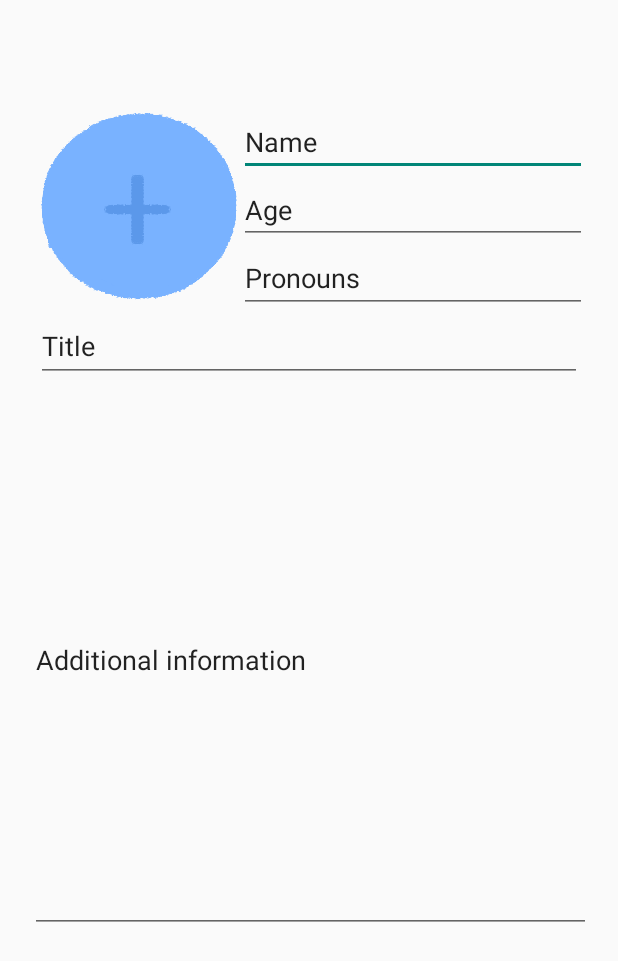
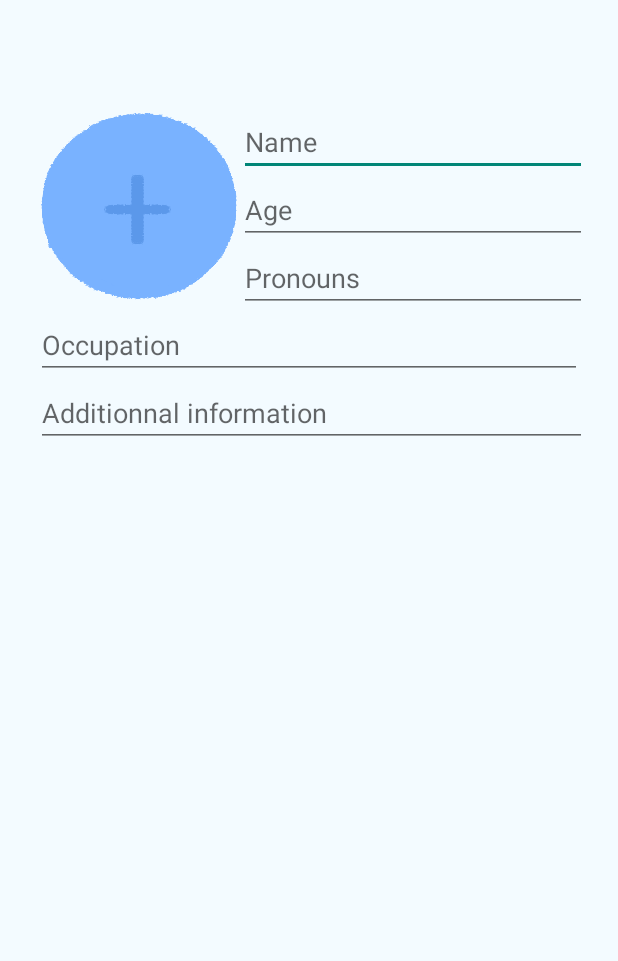
Before and after one commit to TheMage101/H22-GR5-who-did-that, an Android app: the MenuCreationPersonne screen opened directly, with no data from a screen before it, on a phone screen of 412 x 824 dp. Shown: the top 961 px of the screen. Run offline under Robolectric (Android 15) with nearby library versions, the phone set to English and light mode, and no system bars.

Commit message:
message + profile
modiified slightly profil creation

added ui messages

```diff
--- a/Project/app/src/main/res/layout/activity_menu_creation_personne.xml
+++ b/Project/app/src/main/res/layout/activity_menu_creation_personne.xml
@@ -4,11 +4,12 @@
     xmlns:tools="http://schemas.android.com/tools"
     android:layout_width="match_parent"
     android:layout_height="match_parent"
-    android:backgroundTint="#BAF0FF"
+    android:background="#F3FBFF"
+    android:backgroundTint="#F3FBFF"
     tools:context=".MenuCreationPersonne">
 
     <Button
-        android:id="@+id/button7"
+        android:id="@+id/button_add_pfp"
         android:layout_width="135dp"
         android:layout_height="135dp"
         android:layout_marginStart="24dp"
@@ -23,71 +24,69 @@
         android:layout_width="232dp"
         android:layout_height="45dp"
         android:ems="10"
+        android:hint="Name"
         android:inputType="textPersonName"
-        android:text="Name"
-        app:layout_constraintStart_toEndOf="@+id/button7"
-        app:layout_constraintTop_toTopOf="@+id/button7" />
+        app:layout_constraintEnd_toEndOf="parent"
+        app:layout_constraintHorizontal_bias="0.0"
+        app:layout_constraintStart_toEndOf="@+id/button_add_pfp"
+        app:layout_constraintTop_toTopOf="@+id/button_add_pfp" />
 
     <EditText
         android:id="@+id/editTextPersonAge"
         android:layout_width="232dp"
         android:layout_height="45dp"
         android:ems="10"
+        android:hint="Age"
         android:inputType="textPersonName"
-        android:text="Age"
-        app:layout_constraintStart_toEndOf="@+id/button7"
+        app:layout_constraintEnd_toEndOf="@+id/editTextPersonName"
+        app:layout_constraintStart_toEndOf="@+id/button_add_pfp"
         app:layout_constraintTop_toBottomOf="@+id/editTextPersonName" />
 
     <EditText
         android:id="@+id/editTextPersonPronounsa"
         android:layout_width="232dp"
-        android:layout_height="46dp"
+        android:layout_height="45dp"
         android:ems="10"
+        android:hint="Pronouns"
         android:inputType="textPersonName"
-        android:text="Pronouns"
-        app:layout_constraintStart_toEndOf="@+id/button7"
+        app:layout_constraintEnd_toEndOf="@+id/editTextPersonName"
+        app:layout_constraintStart_toEndOf="@+id/button_add_pfp"
         app:layout_constraintTop_toBottomOf="@+id/editTextPersonAge" />
+
+    <EditText
+        android:id="@+id/editTextTextPersonName4"
+        android:layout_width="0dp"
+        android:layout_height="45dp"
+        android:layout_marginEnd="3dp"
+        android:ems="10"
+        android:hint="Occupation"
+        android:inputType="textPersonName"
+        app:layout_constraintEnd_toEndOf="@+id/editTextPersonName"
+        app:layout_constraintStart_toStartOf="@+id/button_add_pfp"
+        app:layout_constraintTop_toBottomOf="@+id/button_add_pfp" />
 
     <ScrollView
         android:id="@+id/scrollView2"
-        android:layout_width="391dp"
-        android:layout_height="357dp"
+        android:layout_width="0dp"
+        android:layout_height="376dp"
         android:layout_marginBottom="20dp"
         app:layout_constraintBottom_toBottomOf="parent"
-        app:layout_constraintEnd_toEndOf="parent"
-        app:layout_constraintHorizontal_bias="0.571"
-        app:layout_constraintStart_toStartOf="parent"
+        app:layout_constraintEnd_toEndOf="@+id/editTextPersonName"
+        app:layout_constraintHorizontal_bias="0.0"
+        app:layout_constraintStart_toStartOf="@+id/button_add_pfp"
         app:layout_constraintTop_toBottomOf="@+id/editTextTextPersonName4"
         app:layout_constraintVertical_bias="0.0">
 
-        <LinearLayout
+        <EditText
+            android:id="@+id/editTextTextMultiLine2"
             android:layout_width="match_parent"
             android:layout_height="wrap_content"
-            android:orientation="vertical" />
-
-
+            android:ems="10"
+            android:gravity="start|top"
+            android:hint="Additionnal information"
+            android:inputType="textMultiLine"
+            app:layout_constraintEnd_toEndOf="parent"
+            app:layout_constraintStart_toStartOf="parent" />
     </ScrollView>
 
-    <EditText
-        android:id="@+id/editTextTextPersonName4"
-        android:layout_width="364dp"
-        android:layout_height="47dp"
-        android:ems="10"
-        android:inputType="textPersonName"
-        android:text="Title"
-        app:layout_constraintStart_toStartOf="@+id/button7"
-        app:layout_constraintTop_toBottomOf="@+id/button7" />
-
-    <EditText
-        android:id="@+id/editTextTextPersonName5"
-        android:layout_width="374dp"
-        android:layout_height="364dp"
-        android:layout_marginTop="3dp"
-        android:ems="10"
-        android:inputType="textPersonName"
-        android:text="Additional information"
-        app:layout_constraintEnd_toEndOf="parent"
-        app:layout_constraintHorizontal_bias="0.52"
-        app:layout_constraintStart_toStartOf="parent"
-        app:layout_constraintTop_toBottomOf="@+id/editTextTextPersonName4" />
 </androidx.constraintlayout.widget.ConstraintLayout>
```
Also changed, not shown: Project/app/src/main/res/layout/activity_first_person_pov_message.xml (added, +69 -0 lines), Project/app/src/main/res/layout/activity_menu_communication.xml (+31 -11 lines), Project/app/src/main/res/layout/activity_other_person_message.xml (added, +93 -0 lines).
